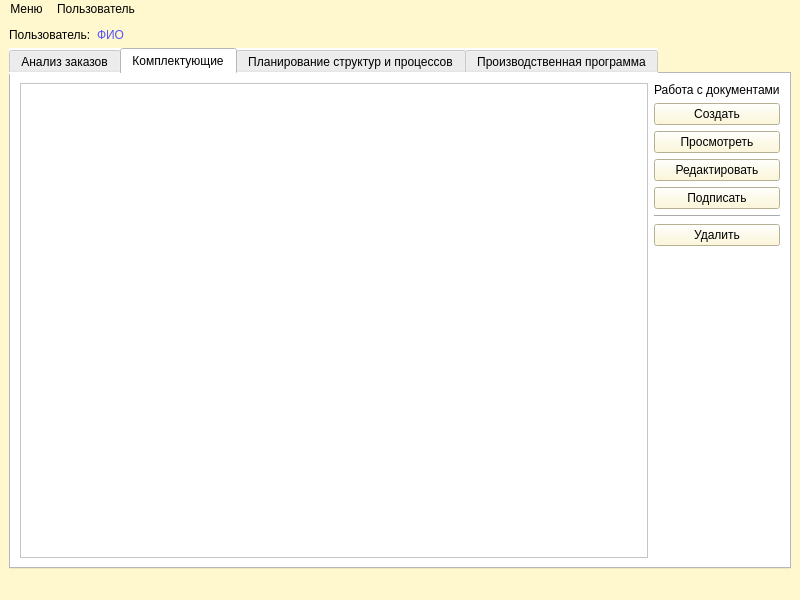
The window that productionwindow.ui (KairoMairo/CIS) describes before a commit, drawn with Qt 5.
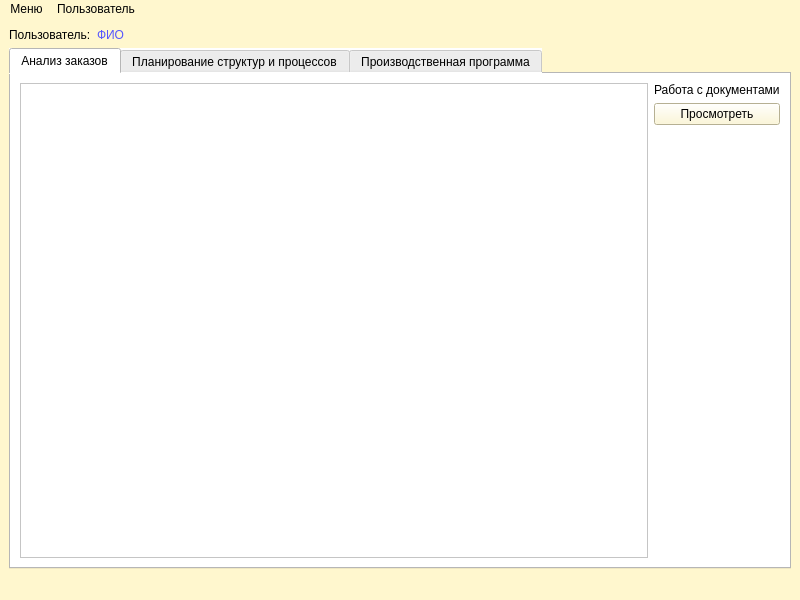
The same window after the commit.

```diff
--- a/productionwindow.ui
+++ b/productionwindow.ui
@@ -58,7 +58,7 @@
          <string notr="true">background-color: rgb(255, 255, 255);</string>
         </property>
         <property name="currentIndex">
-         <number>1</number>
+         <number>0</number>
         </property>
         <widget class="QWidget" name="order_marker">
          <property name="enabled">
@@ -156,143 +156,6 @@
           </item>
          </layout>
         </widget>
-        <widget class="QWidget" name="tab">
-         <attribute name="title">
-          <string>Комплектующие</string>
-         </attribute>
-         <layout class="QGridLayout" name="gridLayout_3">
-          <item row="0" column="0">
-           <widget class="QTableView" name="component_table">
-            <property name="sizePolicy">
-             <sizepolicy hsizetype="Expanding" vsizetype="Expanding">
-              <horstretch>0</horstretch>
-              <verstretch>0</verstretch>
-             </sizepolicy>
-            </property>
-            <property name="dragDropOverwriteMode">
-             <bool>true</bool>
-            </property>
-            <property name="selectionMode">
-             <enum>QAbstractItemView::ExtendedSelection</enum>
-            </property>
-            <property name="selectionBehavior">
-             <enum>QAbstractItemView::SelectRows</enum>
-            </property>
-            <property name="showGrid">
-             <bool>false</bool>
-            </property>
-            <property name="gridStyle">
-             <enum>Qt::NoPen</enum>
-            </property>
-            <property name="sortingEnabled">
-             <bool>false</bool>
-            </property>
-            <attribute name="horizontalHeaderCascadingSectionResizes">
-             <bool>false</bool>
-            </attribute>
-            <attribute name="horizontalHeaderStretchLastSection">
-             <bool>true</bool>
-            </attribute>
-            <attribute name="verticalHeaderVisible">
-             <bool>false</bool>
-            </attribute>
-            <attribute name="verticalHeaderCascadingSectionResizes">
-             <bool>true</bool>
-            </attribute>
-            <attribute name="verticalHeaderHighlightSections">
-             <bool>false</bool>
-            </attribute>
-           </widget>
-          </item>
-          <item row="0" column="1">
-           <layout class="QVBoxLayout" name="components_layout">
-            <item>
-             <widget class="QLabel" name="label_4">
-              <property name="sizePolicy">
-               <sizepolicy hsizetype="Fixed" vsizetype="Fixed">
-                <horstretch>0</horstretch>
-                <verstretch>0</verstretch>
-               </sizepolicy>
-              </property>
-              <property name="text">
-               <string>Работа с документами</string>
-              </property>
-             </widget>
-            </item>
-            <item>
-             <widget class="QPushButton" name="create_component">
-              <property name="styleSheet">
-               <string notr="true">background-color: rgb(255, 247, 206);</string>
-              </property>
-              <property name="text">
-               <string>Создать</string>
-              </property>
-             </widget>
-            </item>
-            <item>
-             <widget class="QPushButton" name="review_component">
-              <property name="styleSheet">
-               <string notr="true">background-color: rgb(255, 247, 206);</string>
-              </property>
-              <property name="text">
-               <string>Просмотреть</string>
-              </property>
-             </widget>
-            </item>
-            <item>
-             <widget class="QPushButton" name="reduct_component">
-              <property name="styleSheet">
-               <string notr="true">background-color: rgb(255, 247, 206);</string>
-              </property>
-              <property name="text">
-               <string>Редактировать</string>
-              </property>
-             </widget>
-            </item>
-            <item>
-             <widget class="QPushButton" name="sign_document_3">
-              <property name="styleSheet">
-               <string notr="true">background-color: rgb(255, 247, 206);</string>
-              </property>
-              <property name="text">
-               <string>Подписать</string>
-              </property>
-             </widget>
-            </item>
-            <item>
-             <widget class="Line" name="line_3">
-              <property name="orientation">
-               <enum>Qt::Horizontal</enum>
-              </property>
-             </widget>
-            </item>
-            <item>
-             <widget class="QPushButton" name="delete_component">
-              <property name="styleSheet">
-               <string notr="true">background-color: rgb(255, 247, 206);</string>
-              </property>
-              <property name="text">
-               <string>Удалить</string>
-              </property>
-             </widget>
-            </item>
-            <item>
-             <spacer name="verticalSpacer_4">
-              <property name="orientation">
-               <enum>Qt::Vertical</enum>
-              </property>
-              <property name="sizeHint" stdset="0">
-               <size>
-                <width>20</width>
-                <height>40</height>
-               </size>
-              </property>
-             </spacer>
-            </item>
-           </layout>
-          </item>
-         </layout>
-        </widget>
         <widget class="QWidget" name="struct_process_marker">
          <attribute name="title">
           <string>Планирование структур и процессов</string>
```
